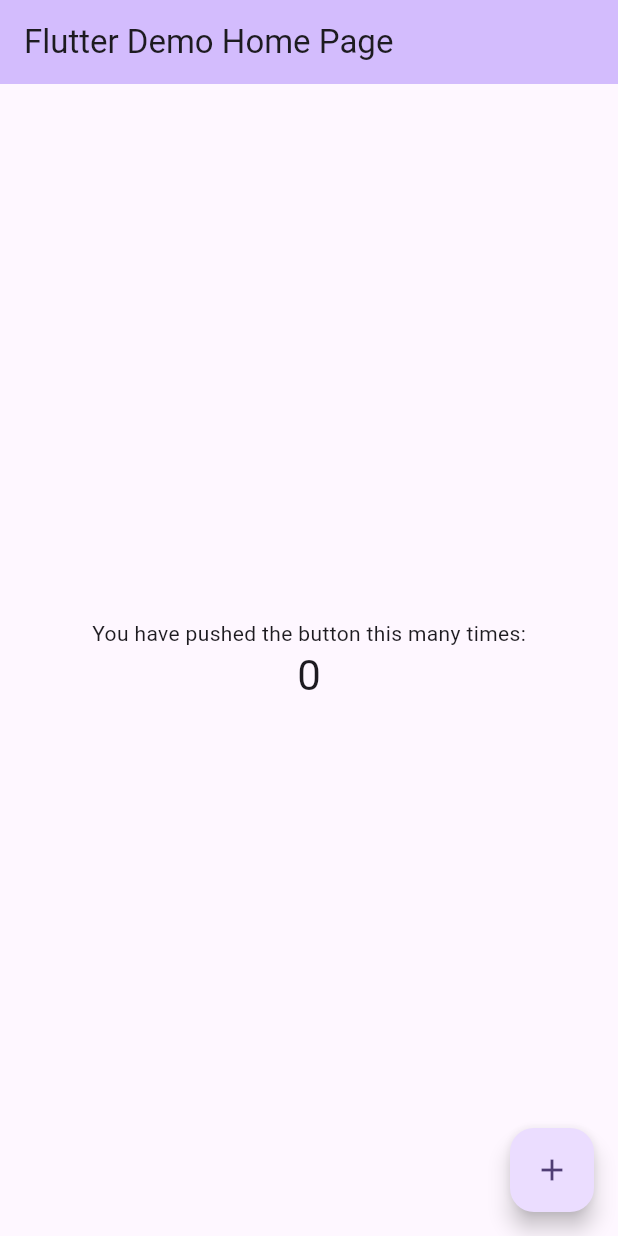
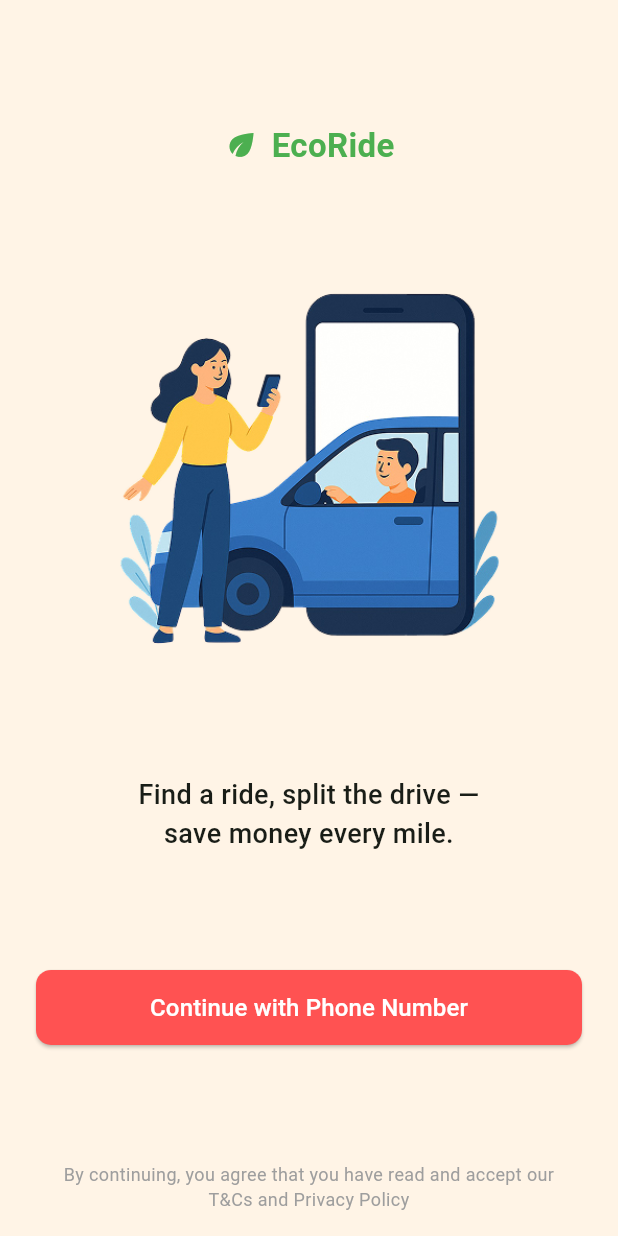
Before and after one commit to Shubham-Bhayaje/ECO, a Flutter app: the screen it shows after launch, on a phone screen of 412 x 824 dp. Run offline on Flutter 3.47's test engine with Material 3 defaults, Android fonts, the light colour scheme and no system bars.

Commit message:
git commit -m "second commit"

```diff
--- a/ride_sharing_project/lib/main.dart
+++ b/ride_sharing_project/lib/main.dart
@@ -7,116 +7,105 @@ void main() {
 class MyApp extends StatelessWidget {
   const MyApp({super.key});
 
-  // This widget is the root of your application.
   @override
   Widget build(BuildContext context) {
     return MaterialApp(
-      title: 'Flutter Demo',
+      title: 'EcoRide',
+      debugShowCheckedModeBanner: false,
       theme: ThemeData(
-        // This is the theme of your application.
-        //
-        // TRY THIS: Try running your application with "flutter run". You'll see
-        // the application has a purple toolbar. Then, without quitting the app,
-        // try changing the seedColor in the colorScheme below to Colors.green
-        // and then invoke "hot reload" (save your changes or press the "hot
-        // reload" button in a Flutter-supported IDE, or press "r" if you used
-        // the command line to start the app).
-        //
-        // Notice that the counter didn't reset back to zero; the application
-        // state is not lost during the reload. To reset the state, use hot
-        // restart instead.
-        //
-        // This works for code too, not just values: Most code changes can be
-        // tested with just a hot reload.
-        colorScheme: ColorScheme.fromSeed(seedColor: Colors.deepPurple),
+        colorScheme: ColorScheme.fromSeed(seedColor: Colors.green),
+        useMaterial3: true,
       ),
-      home: const MyHomePage(title: 'Flutter Demo Home Page'),
+      home: const WelcomeScreen(),
     );
   }
 }
 
-class MyHomePage extends StatefulWidget {
-  const MyHomePage({super.key, required this.title});
-
-  // This widget is the home page of your application. It is stateful, meaning
-  // that it has a State object (defined below) that contains fields that affect
-  // how it looks.
-
-  // This class is the configuration for the state. It holds the values (in this
-  // case the title) provided by the parent (in this case the App widget) and
-  // used by the build method of the State. Fields in a Widget subclass are
-  // always marked "final".
-
-  final String title;
-
-  @override
-  State<MyHomePage> createState() => _MyHomePageState();
-}
-
-class _MyHomePageState extends State<MyHomePage> {
-  int _counter = 0;
-
-  void _incrementCounter() {
-    setState(() {
-      // This call to setState tells the Flutter framework that something has
-      // changed in this State, which causes it to rerun the build method below
-      // so that the display can reflect the updated values. If we changed
-      // _counter without calling setState(), then the build method would not be
-      // called again, and so nothing would appear to happen.
-      _counter++;
-    });
-  }
+class WelcomeScreen extends StatelessWidget {
+  const WelcomeScreen({super.key});
 
   @override
   Widget build(BuildContext context) {
-    // This method is rerun every time setState is called, for instance as done
-    // by the _incrementCounter method above.
-    //
-    // The Flutter framework has been optimized to make rerunning build methods
-    // fast, so that you can just rebuild anything that needs updating rather
-    // than having to individually change instances of widgets.
     return Scaffold(
-      appBar: AppBar(
-        // TRY THIS: Try changing the color here to a specific color (to
-        // Colors.amber, perhaps?) and trigger a hot reload to see the AppBar
-        // change color while the other colors stay the same.
-        backgroundColor: Theme.of(context).colorScheme.inversePrimary,
-        // Here we take the value from the MyHomePage object that was created by
-        // the App.build method, and use it to set our appbar title.
-        title: Text(widget.title),
-      ),
-      body: Center(
-        // Center is a layout widget. It takes a single child and positions it
-        // in the middle of the parent.
+      backgroundColor: const Color(0xFFFFF4E6), // Light beige background
+      body: SafeArea(
         child: Column(
-          // Column is also a layout widget. It takes a list of children and
-          // arranges them vertically. By default, it sizes itself to fit its
-          // children horizontally, and tries to be as tall as its parent.
-          //
-          // Column has various properties to control how it sizes itself and
-          // how it positions its children. Here we use mainAxisAlignment to
-          // center the children vertically; the main axis here is the vertical
-          // axis because Columns are vertical (the cross axis would be
-          // horizontal).
-          //
-          // TRY THIS: Invoke "debug painting" (choose the "Toggle Debug Paint"
-          // action in the IDE, or press "p" in the console), to see the
-          // wireframe for each widget.
-          mainAxisAlignment: MainAxisAlignment.center,
-          children: <Widget>[
-            const Text('You have pushed the button this many times:'),
-            Text(
-              '$_counter',
-              style: Theme.of(context).textTheme.headlineMedium,
+          mainAxisAlignment: MainAxisAlignment.spaceBetween,
+          children: [
+            const SizedBox(height: 20),
+
+            // App Logo and Name
+            Row(
+              mainAxisAlignment: MainAxisAlignment.center,
+              children: const [
+                Icon(Icons.eco, color: Colors.green),
+                SizedBox(width: 8),
+                Text(
+                  'EcoRide',
+                  style: TextStyle(
+                    fontSize: 22,
+                    fontWeight: FontWeight.bold,
+                    color: Colors.green,
+                  ),
+                ),
+              ],
+            ),
+
+            // Illustration Image
+            Padding(
+              padding: const EdgeInsets.all(16.0),
+              child: Image.asset(
+                'assets/eco_ride_illustration.png', // Replace with your asset
+                height: 250,
+              ),
+            ),
+
+            // Main Tagline Text
+            const Padding(
+              padding: EdgeInsets.symmetric(horizontal: 24.0),
+              child: Text(
+                'Find a ride, split the drive —\nsave money every mile.',
+                textAlign: TextAlign.center,
+                style: TextStyle(
+                  fontSize: 18,
+                  fontWeight: FontWeight.w500,
+                ),
+              ),
+            ),
+
+            // Continue Button
+            Padding(
+              padding: const EdgeInsets.symmetric(horizontal: 24.0, vertical: 16),
+              child: ElevatedButton(
+                onPressed: () {
+                  // Navigate or show login flow
+                },
+                style: ElevatedButton.styleFrom(
+                  backgroundColor: Colors.redAccent,
+                  minimumSize: const Size(double.infinity, 50),
+                  shape: RoundedRectangleBorder(
+                    borderRadius: BorderRadius.circular(10),
+                  ),
+                ),
+                child: const Text(
+                  'Continue with Phone Number',
+                  style: TextStyle(fontSize: 16, color: Colors.white),
+                ),
+              ),
+            ),
+
+            // Terms and Conditions Text
+            const Padding(
+              padding: EdgeInsets.only(bottom: 16),
+              child: Text(
+                'By continuing, you agree that you have read and accept our\nT&Cs and Privacy Policy',
+                textAlign: TextAlign.center,
+                style: TextStyle(fontSize: 12, color: Colors.grey),
+              ),
             ),
           ],
         ),
       ),
-      floatingActionButton: FloatingActionButton(
-        onPressed: _incrementCounter,
-        tooltip: 'Increment',
-        child: const Icon(Icons.add),
-      ), // This trailing comma makes auto-formatting nicer for build methods.
     );
   }
 }
--- a/ride_sharing_project/pubspec.yaml
+++ b/ride_sharing_project/pubspec.yaml
@@ -51,6 +51,8 @@ dev_dependencies:
 
 # The following section is specific to Flutter packages.
 flutter:
+  assets:
+    - assets/eco_ride_illustration.png
 
   # The following line ensures that the Material Icons font is
   # included with your application, so that you can use the icons in
```
Also changed, not shown: ride_sharing_project/assets/eco_ride_illustration.png (added), 1 other file.
